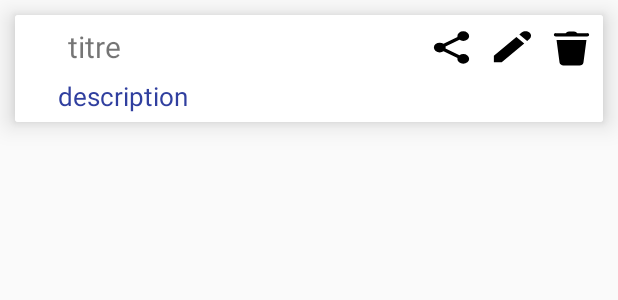
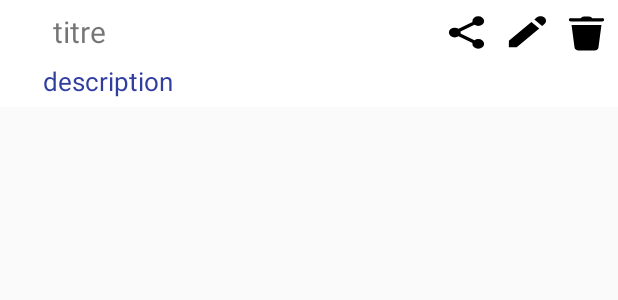
Before and after one commit to DialloMamadou/ToDoList, an Android app: the layout custom_task.xml on its own in the app's theme, with its tools: preview values and no code run, on a phone screen of 412 x 824 dp. Shown: the top 300 px of the screen. Run offline under Robolectric (Android 15) with nearby library versions, the phone set to English and light mode, and no system bars.

```diff
--- a/app/src/main/res/layout/custom_task.xml
+++ b/app/src/main/res/layout/custom_task.xml
@@ -1,12 +1,12 @@
 <?xml version="1.0" encoding="utf-8"?>
-<android.support.v7.widget.CardView xmlns:android="http://schemas.android.com/apk/res/android"
+<android.support.constraint.ConstraintLayout xmlns:android="http://schemas.android.com/apk/res/android"
+
+    xmlns:app="http://schemas.android.com/apk/res-auto"
+    xmlns:tools="http://schemas.android.com/tools"
+    app:cardElevation="10dp"
     android:layout_width="match_parent"
     android:layout_height="wrap_content"
-    xmlns:app="http://schemas.android.com/apk/res-auto"
-    android:layout_margin="10dp"
-
-    app:cardElevation="10dp">
-    <!--tools:context="bastien.todolist.SendTaskActivity"-->
+    >
 
     <RelativeLayout
 
@@ -66,10 +66,10 @@
             android:id="@+id/buttonPartager"
             android:layout_width="31dp"
             android:layout_height="26dp"
-            android:onClick="btnpartager"
             android:layout_alignParentTop="true"
             android:layout_alignParentEnd="true"
             android:layout_marginTop="3dp"
+
             android:layout_marginEnd="80dp"
             android:background="@drawable/ic_icons8_partager"
             />
@@ -77,7 +77,7 @@
             android:id="@+id/buttonModifier"
             android:layout_width="31dp"
             android:layout_height="26dp"
-            android:onClick="btnmadifier"
+            android:onClick="btnmodifier"
             android:layout_alignParentTop="true"
             android:layout_alignParentEnd="true"
             android:layout_marginTop="3dp"
@@ -100,4 +100,4 @@
 
     </RelativeLayout>
 
-</android.support.v7.widget.CardView>
+</android.support.constraint.ConstraintLayout>
```
Also changed, not shown: app/src/main/java/bastien/todolist/TaskActivity.java (+15 -2 lines).
